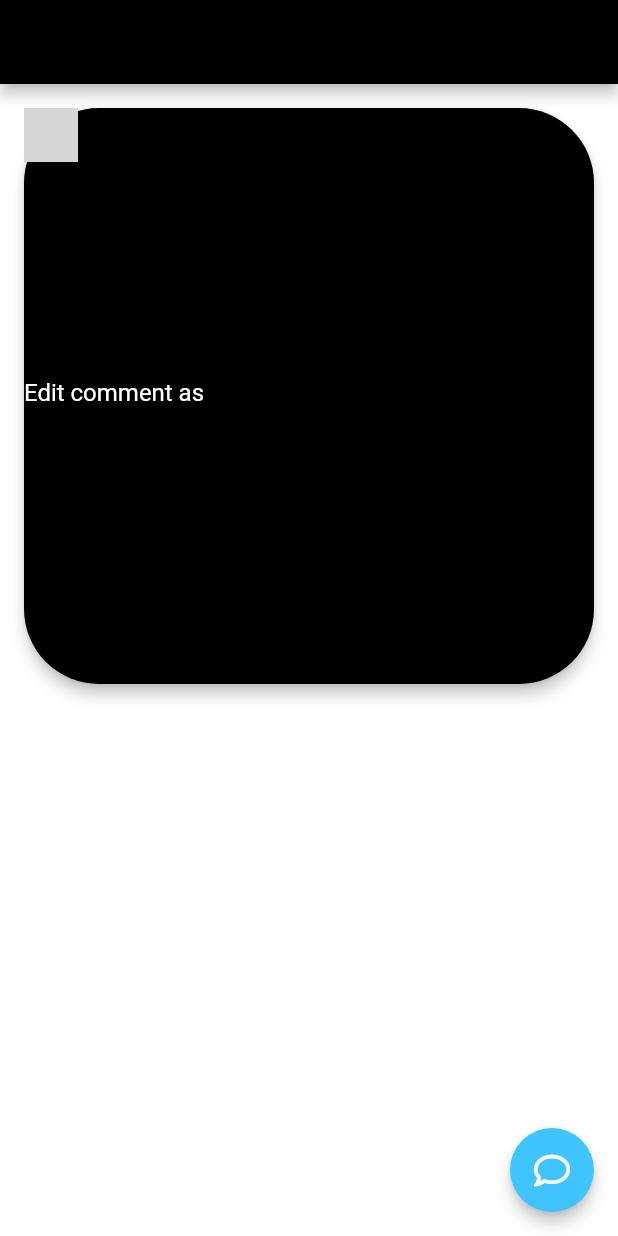
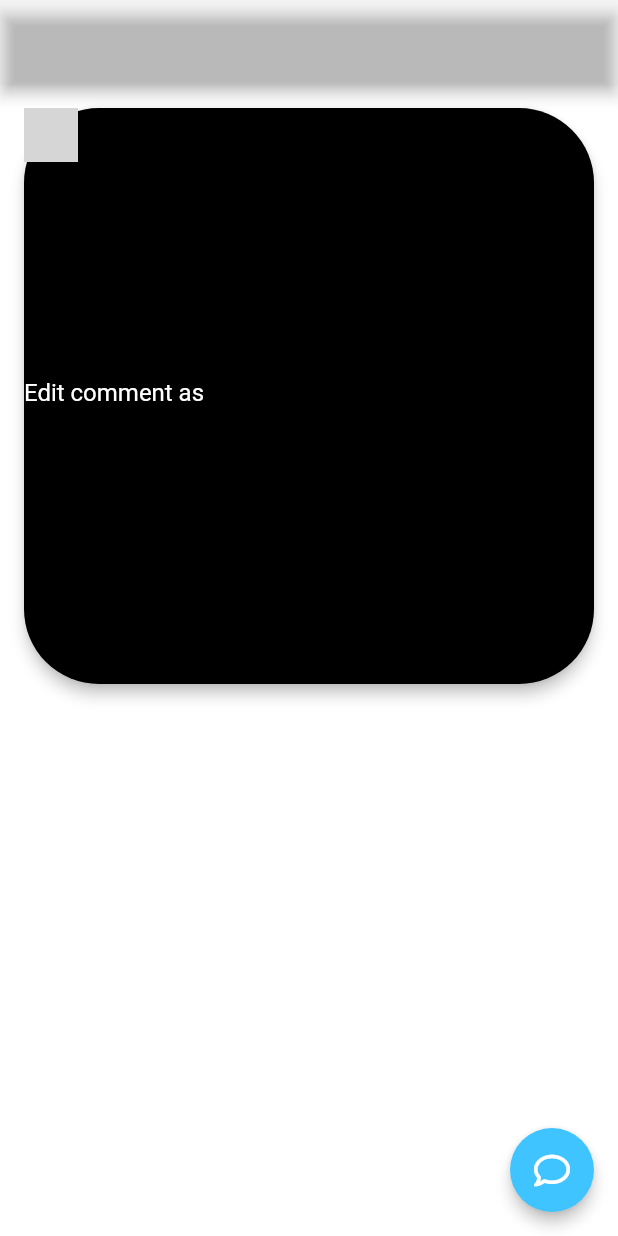
Before and after one commit to danieltefera08/porter, a Flutter app: the Gcomedit screen opened directly, on a phone screen of 412 x 824 dp. Run offline on Flutter 3.47's test engine with Material 2 defaults, Android fonts, the phone set to English and light mode, and no system bars; our stand-ins replace cloud_firestore, firebase_auth, firebase_core, firebase_dynamic_links, firebase_storage, flutter_spinkit and 5 more; missing offline and left inert: encrypt; accounts and stored records are empty; network calls fail; statements that could not run were skipped; grey boxes are pictures that could not be loaded.

Commit message:
update Group_commentedit.dart

```diff
--- a/lib/Screens/Home/Mobilepages/Group_commentedit.dart
+++ b/lib/Screens/Home/Mobilepages/Group_commentedit.dart
@@ -42,7 +42,7 @@ class _GcomeditState extends State<Gcomedit> {
             color: Color(themedata.AppbartextColor),
           ),
         ),
-        backgroundColor:Colors.black ,
+        backgroundColor:Color(themedata.AppbarbackColor) ,
       ),
       body: SafeArea(
         child: Container(
```
